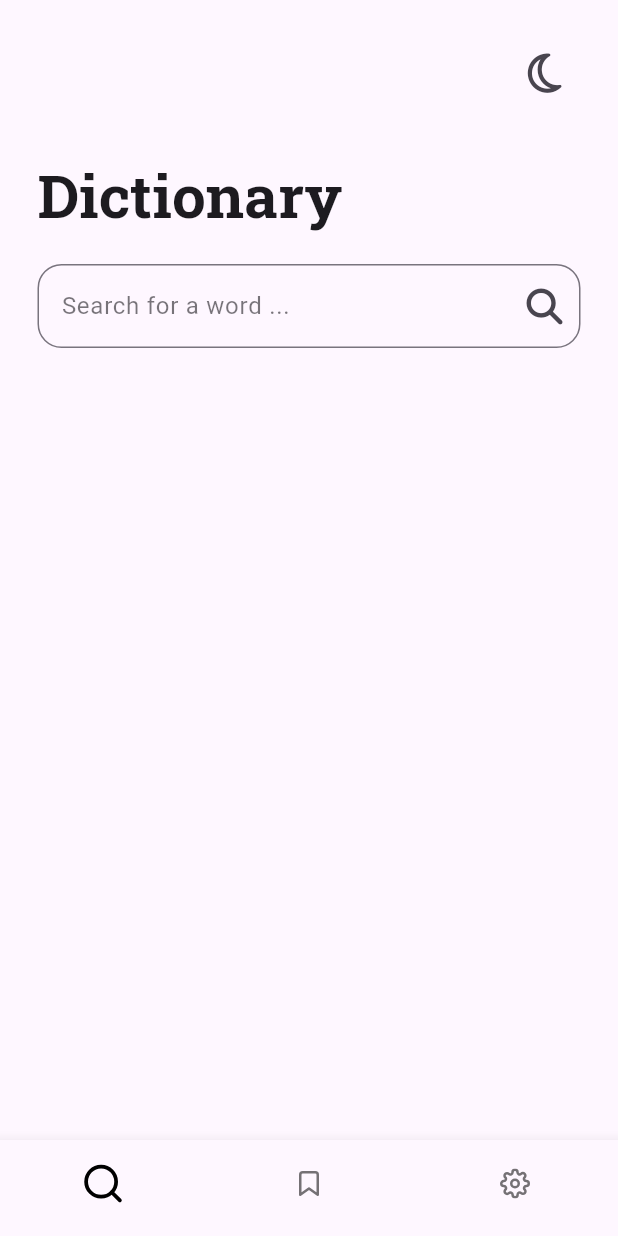
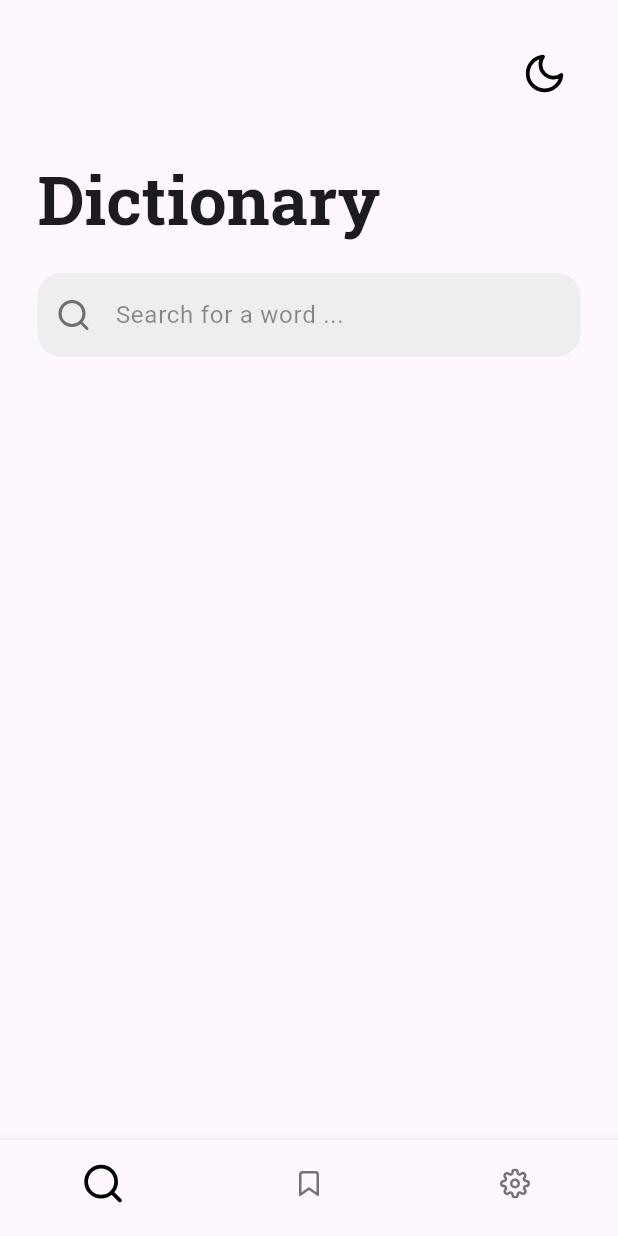
Before and after one commit to suvankar-mitra/suvankars_dictionary, a Flutter app: the screen it shows after launch, on a phone screen of 412 x 824 dp. Run offline on Flutter 3.47's test engine with Material 3 defaults, Android fonts, the phone set to English and light mode, and no system bars; our stand-ins replace flutter_feather_icons, flutter_riverpod, google_fonts.

Commit message:
updating icons and color based on theme

```diff
--- a/lib/views/search_screen.dart
+++ b/lib/views/search_screen.dart
@@ -1,6 +1,6 @@
 import 'package:flutter/material.dart';
+import 'package:flutter_feather_icons/flutter_feather_icons.dart';
 import 'package:flutter_riverpod/flutter_riverpod.dart';
-import 'package:font_awesome_flutter/font_awesome_flutter.dart';
 import 'package:google_fonts/google_fonts.dart';
 
 import 'package:suvankars_dictionary/providers/theme_provider.dart';
@@ -13,7 +13,17 @@ class SearchScreen extends ConsumerWidget {
     // Access the current theme state and use a button to toggle
     final themeMode = ref.watch(themeProvider);
 
-    return Scaffold(
+    // Create a FocusNode for the search bar
+    final searchFocusNode = FocusNode();
+
+    return GestureDetector(
+      onTap: () {
+        // Dismiss the keyboard when tapping outside the search bar
+        if (searchFocusNode.hasFocus) {
+          searchFocusNode.unfocus();
+        }
+      },
+      child: Scaffold(
         body: SingleChildScrollView(
           child: Padding(
             padding: const EdgeInsets.all(25.0),
@@ -27,14 +37,23 @@ class SearchScreen extends ConsumerWidget {
                       iconSize: 30.0,
                       icon: Icon(
                         themeMode == ThemeMode.dark
-                          ? FontAwesomeIcons.sun
-                          : FontAwesomeIcons.moon,
+                            ? FeatherIcons.sun
+                            : FeatherIcons.moon,
+                        color:
+                            themeMode == ThemeMode.dark
+                                ? Colors.white
+                                : Colors.black,
                       ),
                       onPressed: () {
+                        // Toggle the theme mode
                         ref.read(themeProvider.notifier).state =
                             themeMode == ThemeMode.dark
                                 ? ThemeMode.light
                                 : ThemeMode.dark;
+                        // Dismiss the keyboard when tapping outside the search bar
+                        if (searchFocusNode.hasFocus) {
+                          searchFocusNode.unfocus();
+                        }
                       },
                     ),
                   ],
@@ -49,10 +68,15 @@ class SearchScreen extends ConsumerWidget {
                         text: TextSpan(
                           text: 'Dictionary',
                           style: GoogleFonts.robotoSlab(
-                          fontSize: 40.0,
+                            fontSize:
+                                Theme.of(
+                                  context,
+                                ).textTheme.displayMedium?.fontSize,
                             fontWeight: FontWeight.bold,
                             color:
-                              Theme.of(context).textTheme.headlineLarge?.color,
+                                Theme.of(
+                                  context,
+                                ).textTheme.displayMedium?.color,
                           ),
                         ),
                         textAlign: TextAlign.left,
@@ -65,7 +89,8 @@ class SearchScreen extends ConsumerWidget {
                 // Search bar
                 Padding(
                   padding: const EdgeInsets.only(top: 20.0),
-                child: TextField(
+                  child: TextFormField(
+                    focusNode: searchFocusNode,
                     style: GoogleFonts.roboto(
                       fontSize: 16.0,
                       color: Theme.of(context).textTheme.bodyMedium?.color,
@@ -76,28 +101,52 @@ class SearchScreen extends ConsumerWidget {
                         fontSize: 16.0,
                         color: Theme.of(
                           context,
-                      ).textTheme.bodyMedium?.color?.withValues(alpha: 0.6),
+                        ).textTheme.bodyMedium?.color?.withValues(alpha: 0.5),
                       ),
+                      prefixIcon: Icon(
+                        FeatherIcons.search,
+                        color:
+                            themeMode == ThemeMode.dark
+                                ? Colors.white54
+                                : Colors.black54,
+                      ),
+                      filled: true,
+                      fillColor:
+                          themeMode == ThemeMode.dark
+                              ? Colors.grey[800]
+                              : Colors
+                                  .grey[200], // Background color for the search bar
                       border: OutlineInputBorder(
                         borderRadius: BorderRadius.circular(16.0),
+                        borderSide:
+                            BorderSide.none, // Remove border for a cleaner look
+                      ),
+                      enabledBorder: OutlineInputBorder(
+                        borderRadius: BorderRadius.circular(16.0),
+                        borderSide: BorderSide.none,
+                      ),
+                      focusedBorder: OutlineInputBorder(
+                        borderRadius: BorderRadius.circular(16.0),
                         borderSide: BorderSide(
-                        color: Theme.of(context).colorScheme.primary,
+                          color:
+                              themeMode == ThemeMode.dark
+                                  ? Colors.grey[600]!
+                                  : Colors.grey[400]!,
                           width: 2.0,
                         ),
                       ),
-                    suffixIcon: IconButton(
-                      icon: Icon(FontAwesomeIcons.magnifyingGlass),
-                      onPressed: () {
-                        // Implement search functionality
+                    ),
+                    onFieldSubmitted: (value) {
+                      // Handle search logic here
+                      print('Search for: $value');
                     },
-                    ),
-                  ),
                   ),
                 ),
               ],
             ),
           ),
         ),
+      ),
     );
   }
 }
```
Lines whose indentation alone changed are shown as unchanged.
